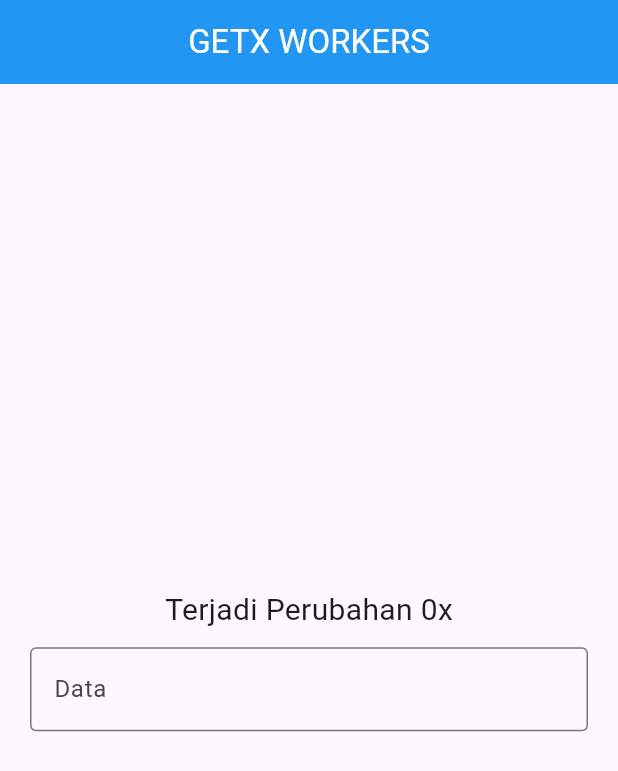
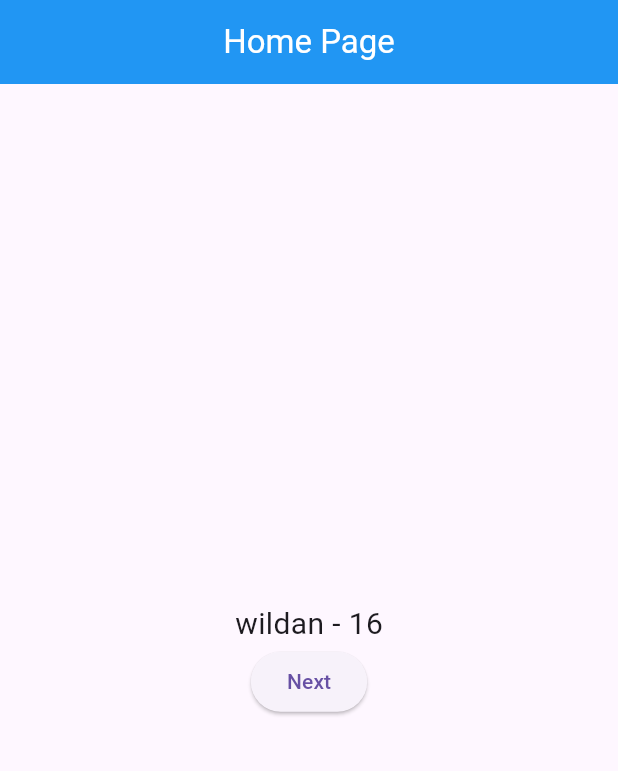
Before and after one commit to wildanarkan/flutter-learning, a Flutter app: the screen it shows after launch, on a phone screen of 412 x 824 dp. Shown: the top 771 px of the screen. Run offline on Flutter 3.47's test engine with Material 3 defaults, Android fonts, the phone set to English and light mode, and no system bars; our stand-ins replace avatar_glow, convex_bottom_bar, dropdown_search, faker, get, introduction_screen and 1 more.

Commit message:
Mempelajari GetX Dependency Management

```diff
--- a/lib/main.dart
+++ b/lib/main.dart
@@ -1,6 +1,6 @@
 import 'package:flutter/material.dart';
-import 'package:latihan_flutter/package/getx/workers/workers.dart';
+import 'package:latihan_flutter/package/getx/dependency/getx_dependency.dart';
 
 void main() {
-  runApp(AppGetXWorkers());
+  runApp(AppGetXDependency());
 }
--- /dev/null
+++ b/lib/package/getx/dependency/controllers/data.dart
@@ -0,0 +1,12 @@
+import 'package:get/get.dart';
+
+class DataControllers extends GetxController{
+  Map<String, dynamic> myData = {
+    "name": "wildan",
+    "age": 16
+  };
+  Map<String, dynamic> myData2 = {
+    "name": "piw",
+    "age": 19
+  };
+}
--- /dev/null
+++ b/lib/package/getx/dependency/getx_dependency.dart
@@ -0,0 +1,22 @@
+import 'package:flutter/material.dart';
+import 'package:get/get.dart';
+import 'package:latihan_flutter/package/getx/dependency/controllers/data.dart';
+import './pages/home.dart';
+
+void main() {
+  runApp(AppGetXDependency());
+}
+
+class AppGetXDependency extends StatelessWidget {
+
+  final data = Get.lazyPut(() => DataControllers(),);
+
+
+  @override
+  Widget build(BuildContext context) {
+    return GetMaterialApp(
+      debugShowCheckedModeBanner: false,
+      home: HomePage(),
+    );
+  }
+}
--- /dev/null
+++ b/lib/package/getx/dependency/pages/home.dart
@@ -0,0 +1,28 @@
+import 'package:flutter/material.dart';
+import 'package:get/get.dart';
+import 'package:latihan_flutter/package/getx/dependency/controllers/data.dart';
+import 'package:latihan_flutter/package/getx/dependency/pages/new_page.dart';
+import 'package:latihan_flutter/widgets/mybar.dart';
+
+class HomePage extends StatelessWidget {
+
+  // final data = Get.put(DataControllers());
+  final DataControllers data = Get.find();
+
+
+  @override
+  Widget build(BuildContext context) {
+    return Scaffold(
+      appBar: MyBar(judul: "Home Page"),
+      body: Center(
+        child: Column(
+          mainAxisAlignment: MainAxisAlignment.center,
+          children: [
+            Text("${data.myData['name']} - ${data.myData["age"]}", style: TextStyle(fontSize: 20),),
+            ElevatedButton(onPressed: ()=> Navigator.of(context).push(MaterialPageRoute(builder: (context) => NewPage(),)), child: Text("Next"))
+          ],
+        ),
+      ),
+    );
+  }
+}
```
Also changed, not shown: lib/package/getx/dependency/pages/new_page.dart (added, +24 -0 lines).
